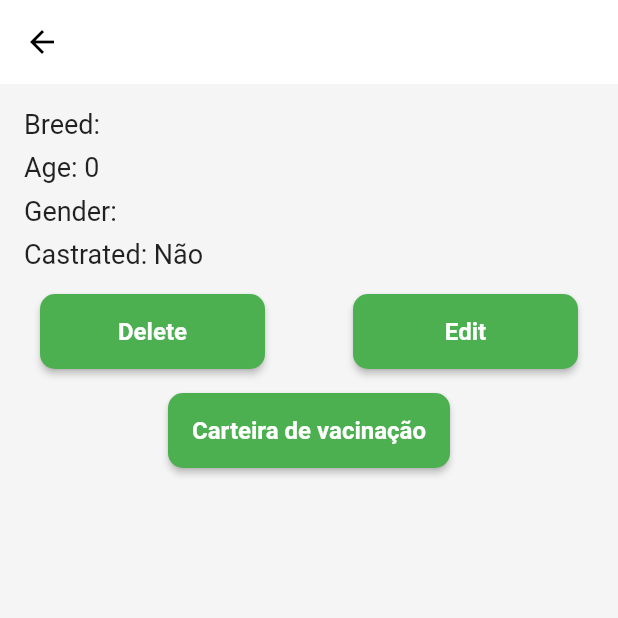
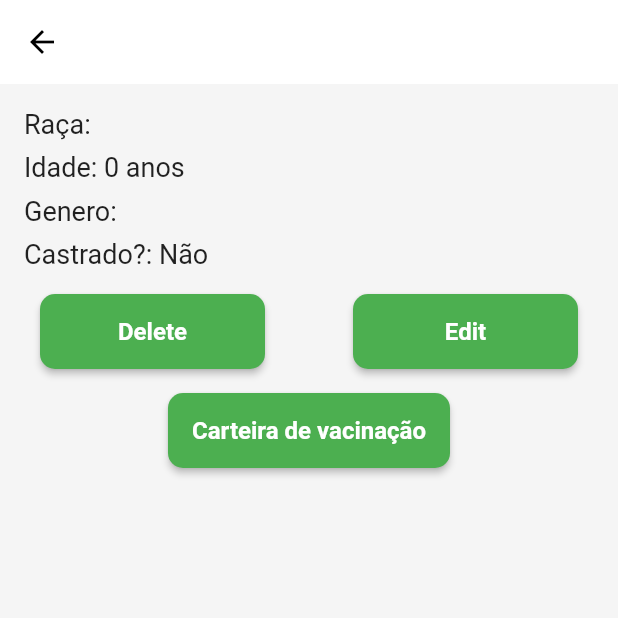
Before and after one commit to Sergio-Cordeiro/Canine_shield, a Flutter app: the DogDetailScreen screen opened directly with empty values, on a phone screen of 412 x 824 dp, the top half of it. Run offline on Flutter 3.47's test engine with Material 2 defaults, Android fonts, the phone set to English and light mode, and no system bars; our stand-ins replace sqflite; accounts and stored records are empty.

Commit message:
translate screen

```diff
--- a/lib/dogDetailScreen.dart
+++ b/lib/dogDetailScreen.dart
@@ -73,22 +73,22 @@ class _DogDetailScreenState extends State<DogDetailScreen> {
           crossAxisAlignment: CrossAxisAlignment.start,
           children: [
             Text(
-              'Breed: ${widget.dog.breed}',
+              'Raça: ${widget.dog.breed}',
               style: const TextStyle(fontSize: 18),
             ),
             const SizedBox(height: 8),
             Text(
-              'Age: ${widget.dog.age}',
+              'Idade: ${widget.dog.age} anos',
               style: const TextStyle(fontSize: 18),
             ),
             const SizedBox(height: 8),
             Text(
-              'Gender: ${widget.dog.gender}',
+              'Genero: ${widget.dog.gender}',
               style: const TextStyle(fontSize: 18),
             ),
             const SizedBox(height: 8),
             Text(
-              'Castrated: ${widget.dog.castrated ? 'Sim' : 'Não'}',
+              'Castrado?: ${widget.dog.castrated ? 'Sim' : 'Não'}',
               style: const TextStyle(fontSize: 18),
             ),
             const SizedBox(height: 16),
```
